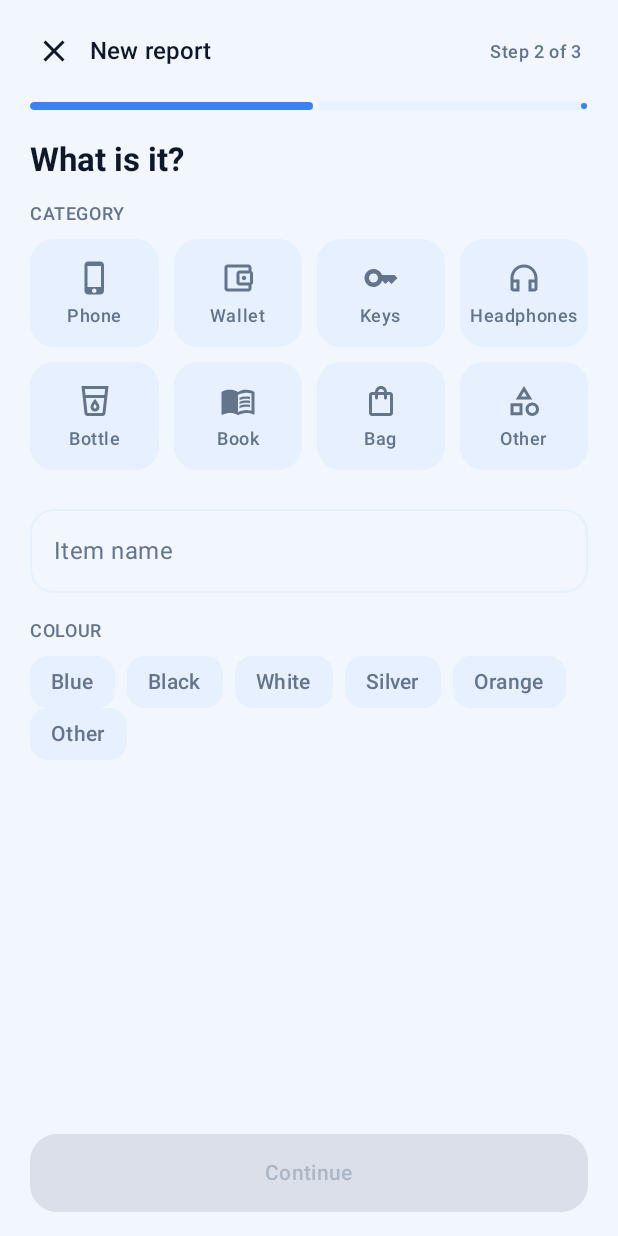
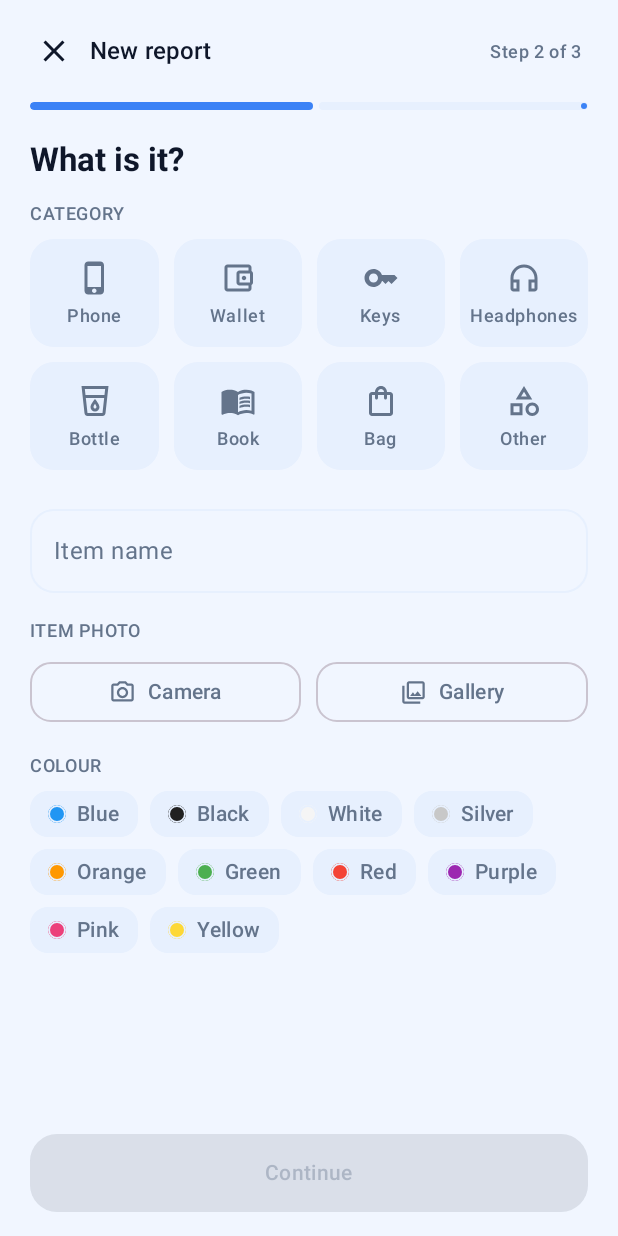
Before and after one commit to android-app-development-course/2026-Autumn-Aberdeen-1-ReFind, an Android app built with Jetpack Compose: the composable ReportScreen shown on its own in the app's theme, after a tap on "Continue", on a phone screen of 412 x 824 dp. Run offline under Robolectric (Android 15) with nearby library versions, the phone set to English and light mode, and no system bars; 3 other taps on this screen came first.

Commit message:
feat(app): item photo attachment (camera + gallery)
Photo-first reporting needs a photo, so the report wizard's item step
gains an ITEM PHOTO section: camera capture through FileProvider or the
system photo picker (neither needs storage permissions), a removable
16:10 preview, and URI-backed bitmaps loaded off-thread with a downsample.
Reports carry the uri through ItemReport, and feed/detail tiles prefer
the real photo over the category tile when one is attached.

```diff
--- a/app/src/main/java/com/refind/app/data/MockData.kt
+++ b/app/src/main/java/com/refind/app/data/MockData.kt
@@ -31,6 +31,7 @@ data class ItemReport(
     val status: ItemStatus,
     val colour: String,
     val reward: Int? = null,
+    val photoUri: String? = null,
     val reporter: String,
 )
 
--- /dev/null
+++ b/app/src/main/java/com/refind/app/ui/components/PhotoPicker.kt
@@ -0,0 +1,207 @@
+package com.refind.app.ui.components
+
+import android.graphics.BitmapFactory
+import android.net.Uri
+import androidx.activity.compose.rememberLauncherForActivityResult
+import androidx.activity.result.PickVisualMediaRequest
+import androidx.activity.result.contract.ActivityResultContracts
+import androidx.compose.foundation.Image
+import androidx.compose.foundation.background
+import androidx.compose.foundation.clickable
+import androidx.compose.foundation.layout.Arrangement
+import androidx.compose.foundation.layout.Box
+import androidx.compose.foundation.layout.Column
+import androidx.compose.foundation.layout.Row
+import androidx.compose.foundation.layout.Spacer
+import androidx.compose.foundation.layout.aspectRatio
+import androidx.compose.foundation.layout.fillMaxSize
+import androidx.compose.foundation.layout.fillMaxWidth
+import androidx.compose.foundation.layout.height
+import androidx.compose.foundation.layout.padding
+import androidx.compose.foundation.layout.size
+import androidx.compose.foundation.layout.width
+import androidx.compose.foundation.shape.CircleShape
+import androidx.compose.foundation.shape.RoundedCornerShape
+import androidx.compose.material.icons.Icons
+import androidx.compose.material.icons.outlined.Close
+import androidx.compose.material.icons.outlined.PhotoCamera
+import androidx.compose.material.icons.outlined.PhotoLibrary
+import androidx.compose.material3.Icon
+import androidx.compose.material3.MaterialTheme
+import androidx.compose.material3.OutlinedButton
+import androidx.compose.material3.Text
+import androidx.compose.runtime.Composable
+import androidx.compose.runtime.LaunchedEffect
+import androidx.compose.runtime.getValue
+import androidx.compose.runtime.mutableStateOf
+import androidx.compose.runtime.remember
+import androidx.compose.runtime.setValue
+import androidx.compose.ui.Alignment
+import androidx.compose.ui.Modifier
+import androidx.compose.ui.draw.clip
+import androidx.compose.ui.graphics.Color
+import androidx.compose.ui.graphics.asImageBitmap
+import androidx.compose.ui.graphics.ImageBitmap
+import androidx.compose.ui.layout.ContentScale
+import androidx.compose.ui.platform.LocalContext
+import androidx.compose.ui.unit.dp
+import androidx.core.content.FileProvider
+import kotlinx.coroutines.Dispatchers
+import kotlinx.coroutines.withContext
+import java.io.File
+
+/**
+ * Loads a content:// uri off the main thread with a coarse downsample so a
+ * full camera photo doesn't stall composition. Prototype-grade: one frame,
+ * no caching beyond Compose's remember.
+ */
+@Composable
+fun rememberUriImage(uri: String?): ImageBitmap? {
+    val context = LocalContext.current
+    var bitmap by remember(uri) { mutableStateOf<ImageBitmap?>(null) }
+    LaunchedEffect(uri) {
+        val value = uri ?: return@LaunchedEffect
+        bitmap = withContext(Dispatchers.IO) {
+            runCatching {
+                val resolver = context.contentResolver
+                // First pass: measure the image.
+                val bounds = BitmapFactory.Options().apply { inJustDecodeBounds = true }
+                resolver.openInputStream(android.net.Uri.parse(value))?.use {
+                    BitmapFactory.decodeStream(it, null, bounds)
+                }
+                // Second pass: decode with a downsample.
+                val opts = BitmapFactory.Options().apply { inSampleSize = 2 }
+                resolver.openInputStream(android.net.Uri.parse(value))?.use {
+                    BitmapFactory.decodeStream(it, null, opts)?.asImageBitmap()
+                }
+            }.getOrNull()
+        }
+    }
+    return bitmap
+}
+
+/**
+ * One-photo attachment area for a report: camera capture (through
+ * FileProvider) or the system photo picker — neither needs storage
+ * permissions. Shows a removable preview once a photo is attached.
+ */
+@Composable
+fun ItemPhotoPicker(
+    photoUri: String?,
+    onPhotoChanged: (String?) -> Unit,
+    modifier: Modifier = Modifier,
+) {
+    val context = LocalContext.current
+    var pendingCameraUri by remember { mutableStateOf<Uri?>(null) }
+
+    val galleryLauncher = rememberLauncherForActivityResult(
+        ActivityResultContracts.PickVisualMedia(),
+    ) { uri ->
+        if (uri != null) {
+            onPhotoChanged(uri.toString())
+        }
+    }
+    val cameraLauncher = rememberLauncherForActivityResult(
+        ActivityResultContracts.TakePicture(),
+    ) { success ->
+        val saved = pendingCameraUri
+        if (success && saved != null) {
+            onPhotoChanged(saved.toString())
+        }
+    }
+
+    Column(modifier = modifier.fillMaxWidth()) {
+        if (photoUri == null) {
+            Row(horizontalArrangement = Arrangement.spacedBy(10.dp)) {
+                OutlinedButton(
+                    onClick = {
+                        val dir = File(context.cacheDir, "images").apply { mkdirs() }
+                        val file = File(dir, "report_${System.currentTimeMillis()}.jpg")
+                        val uri = FileProvider.getUriForFile(
+                            context,
+                            "${context.packageName}.fileprovider",
+                            file,
+                        )
+                        pendingCameraUri = uri
+                        cameraLauncher.launch(uri)
+                    },
+                    modifier = Modifier.weight(1f),
+                    shape = RoundedCornerShape(14.dp),
+                ) {
+                    Icon(
+                        Icons.Outlined.PhotoCamera,
+                        contentDescription = null,
+                        modifier = Modifier.size(18.dp),
+                    )
+                    Spacer(Modifier.width(8.dp))
+                    Text("Camera", style = MaterialTheme.typography.labelLarge)
+                }
+                OutlinedButton(
+                    onClick = {
+                        galleryLauncher.launch(
+                            PickVisualMediaRequest(
+                                ActivityResultContracts.PickVisualMedia.ImageOnly,
+                            ),
+                        )
+                    },
+                    modifier = Modifier.weight(1f),
+                    shape = RoundedCornerShape(14.dp),
+                ) {
+                    Icon(
+                        Icons.Outlined.PhotoLibrary,
+                        contentDescription = null,
+                        modifier = Modifier.size(18.dp),
+                    )
+                    Spacer(Modifier.width(8.dp))
+                    Text("Gallery", style = MaterialTheme.typography.labelLarge)
+                }
+            }
+        } else {
+            Box(
+                modifier = Modifier
+                    .fillMaxWidth()
+                    .aspectRatio(16f / 10f)
+                    .clip(RoundedCornerShape(18.dp)),
+            ) {
+                val attached = rememberUriImage(photoUri)
+                attached?.let {
+                    Image(
+                        bitmap = it,
+                        contentDescription = "Item photo",
+                        contentScale = ContentScale.Crop,
+                        modifier = Modifier.fillMaxSize(),
+                    )
+                }
+                Row(
+                    modifier = Modifier
+                        .align(Alignment.TopEnd)
+                        .padding(10.dp)
+                        .clip(CircleShape)
+                        .background(Color.Black.copy(alpha = 0.55f))
+                        .clickable { onPhotoChanged(null) }
+                        .padding(horizontal = 10.dp, vertical = 6.dp),
+                    verticalAlignment = Alignment.CenterVertically,
+                ) {
+                    Icon(
+                        Icons.Outlined.Close,
+                        contentDescription = null,
+                        tint = Color.White,
+                        modifier = Modifier.size(14.dp),
+                    )
+                    Spacer(Modifier.width(4.dp))
+                    Text(
+                        "Remove",
+                        style = MaterialTheme.typography.labelSmall,
+                        color = Color.White,
+                    )
+                }
+            }
+            Text(
+                text = "One photo per report. Tap Remove to replace it.",
+                style = MaterialTheme.typography.labelSmall,
+                color = MaterialTheme.colorScheme.onSurfaceVariant,
+                modifier = Modifier.padding(top = 6.dp),
+            )
+        }
+    }
+}
--- a/app/src/main/java/com/refind/app/ui/screens/ReportScreen.kt
+++ b/app/src/main/java/com/refind/app/ui/screens/ReportScreen.kt
@@ -14,6 +14,7 @@ import androidx.compose.animation.slideOutHorizontally
 import androidx.compose.animation.togetherWith
 import androidx.compose.foundation.BorderStroke
 import androidx.compose.foundation.background
+import androidx.compose.foundation.border
 import androidx.compose.foundation.clickable
 import androidx.compose.foundation.interaction.MutableInteractionSource
 import androidx.compose.foundation.layout.Arrangement
@@ -28,6 +29,7 @@ import androidx.compose.foundation.layout.fillMaxWidth
 import androidx.compose.foundation.layout.height
 import androidx.compose.foundation.layout.padding
 import androidx.compose.foundation.layout.size
+import androidx.compose.foundation.layout.statusBarsPadding
 import androidx.compose.foundation.layout.width
 import androidx.compose.foundation.rememberScrollState
 import androidx.compose.foundation.shape.CircleShape
@@ -59,16 +61,30 @@ import androidx.compose.ui.Alignment
 import androidx.compose.ui.Modifier
 import androidx.compose.ui.draw.clip
 import androidx.compose.ui.graphics.graphicsLayer
+import androidx.compose.ui.graphics.luminance
 import androidx.compose.ui.text.style.TextAlign
 import androidx.compose.ui.unit.dp
 import com.refind.app.data.Category
 import com.refind.app.data.DemoData
 import com.refind.app.data.ItemReport
 import com.refind.app.data.ItemStatus
+import com.refind.app.ui.components.ItemPhotoPicker
 import com.refind.app.ui.components.categoryIcon
 import com.refind.app.ui.components.pressScale
 
-private val COLOURS = listOf("Blue", "Black", "White", "Silver", "Orange", "Other")
+/** Name -> real swatch colour, so chips can show what they stand for. */
+private val COLOURS = listOf(
+    "Blue" to androidx.compose.ui.graphics.Color(0xFF2196F3),
+    "Black" to androidx.compose.ui.graphics.Color(0xFF212121),
+    "White" to androidx.compose.ui.graphics.Color(0xFFF5F5F5),
+    "Silver" to androidx.compose.ui.graphics.Color(0xFFC8C8C8),
+    "Orange" to androidx.compose.ui.graphics.Color(0xFFFF9800),
+    "Green" to androidx.compose.ui.graphics.Color(0xFF4CAF50),
+    "Red" to androidx.compose.ui.graphics.Color(0xFFF44336),
+    "Purple" to androidx.compose.ui.graphics.Color(0xFF9C27B0),
+    "Pink" to androidx.compose.ui.graphics.Color(0xFFEC407A),
+    "Yellow" to androidx.compose.ui.graphics.Color(0xFFFDD835),
+)
 private val TIMES = listOf("Just now", "1h ago", "Yesterday", "2 days ago")
 private val REWARDS = listOf(null, 5, 20)
 
@@ -88,6 +104,7 @@ fun ReportScreen(
     var category by remember { mutableStateOf<Category?>(null) }
     var title by rememberSaveable { mutableStateOf("") }
     var colour by rememberSaveable { mutableStateOf("") }
+    var photo by rememberSaveable { mutableStateOf<String?>(null) }
     var location by rememberSaveable { mutableStateOf("Main Library, 2F") }
     var timeAgo by rememberSaveable { mutableStateOf("Just now") }
     var reward by remember { mutableStateOf<Int?>(null) }
@@ -103,6 +120,7 @@ fun ReportScreen(
         Row(
             modifier = Modifier
                 .fillMaxWidth()
+                .statusBarsPadding()
                 .padding(horizontal = 12.dp, vertical = 10.dp),
             verticalAlignment = Alignment.CenterVertically,
         ) {
@@ -170,6 +188,8 @@ fun ReportScreen(
                         onTitle = { title = it },
                         colour = colour,
                         onColour = { colour = it },
+                        photoUri = photo,
+                        onPhoto = { photo = it },
                     )
 
                     2 -> WhereWhenStep(
@@ -214,6 +234,7 @@ fun ReportScreen(
                                 colour = colour,
                                 reward = reward,
                                 reporter = DemoData.USER_NAME,
+                                photoUri = photo,
                             ),
                         )
                     }
@@ -341,6 +362,8 @@ private fun ItemStep(
     onTitle: (String) -> Unit,
     colour: String,
     onColour: (String) -> Unit,
+    photoUri: String?,
+    onPhoto: (String?) -> Unit,
 ) {
     Text(
         text = "What is it?",
@@ -418,35 +441,69 @@ private fun ItemStep(
 
     Spacer(Modifier.height(18.dp))
     Text(
+        text = "ITEM PHOTO",
+        style = MaterialTheme.typography.labelMedium,
+        color = MaterialTheme.colorScheme.onSurfaceVariant,
+    )
+    Spacer(Modifier.height(10.dp))
+    ItemPhotoPicker(
+        photoUri = photoUri,
+        onPhotoChanged = onPhoto,
+    )
+
+    Spacer(Modifier.height(18.dp))
+    Text(
         text = "COLOUR",
         style = MaterialTheme.typography.labelMedium,
         color = MaterialTheme.colorScheme.onSurfaceVariant,
     )
     Spacer(Modifier.height(10.dp))
-    FlowRow(horizontalArrangement = Arrangement.spacedBy(8.dp)) {
-        COLOURS.forEach { c ->
-            val isSelected = colour == c
-            Box(
+    FlowRow(
+        horizontalArrangement = Arrangement.spacedBy(8.dp),
+        verticalArrangement = Arrangement.spacedBy(8.dp),
+    ) {
+        COLOURS.forEach { (name, swatch) ->
+            val isSelected = colour == name
+            // Selected chips take on the colour they represent; label and
+            // dot contrast flip based on the swatch's luminance.
+            val chipBg = if (isSelected) {
+                swatch
+            } else {
+                MaterialTheme.colorScheme.surfaceVariant
+            }
+            val textColor = if (isSelected) {
+                if (swatch.luminance() > 0.5f) {
+                    androidx.compose.ui.graphics.Color.Black
+                } else {
+                    androidx.compose.ui.graphics.Color.White
+                }
+            } else {
+                MaterialTheme.colorScheme.onSurfaceVariant
+            }
+            Row(
                 modifier = Modifier
                     .clip(RoundedCornerShape(12.dp))
-                    .background(
-                        if (isSelected) {
-                            MaterialTheme.colorScheme.primaryContainer
-                        } else {
-                            MaterialTheme.colorScheme.surfaceVariant
-                        },
-                    )
-                    .clickable { onColour(c) }
-                    .padding(horizontal = 14.dp, vertical = 9.dp),
+                    .background(chipBg)
+                    .clickable { onColour(name) }
+                    .padding(horizontal = 12.dp, vertical = 7.dp),
+                verticalAlignment = Alignment.CenterVertically,
             ) {
+                Box(
+                    modifier = Modifier
+                        .size(12.dp)
+                        .clip(androidx.compose.foundation.shape.CircleShape)
+                        .background(swatch)
+                        .border(
+                            width = 1.dp,
+                            color = MaterialTheme.colorScheme.surfaceVariant,
+                            shape = androidx.compose.foundation.shape.CircleShape,
+                        ),
+                )
+                Spacer(Modifier.width(7.dp))
                 Text(
-                    text = c,
+                    text = name,
                     style = MaterialTheme.typography.labelLarge,
-                    color = if (isSelected) {
-                        MaterialTheme.colorScheme.onPrimaryContainer
-                    } else {
-                        MaterialTheme.colorScheme.onSurfaceVariant
-                    },
+                    color = textColor,
                 )
             }
         }
@@ -493,7 +550,10 @@ private fun WhereWhenStep(
         color = MaterialTheme.colorScheme.onSurfaceVariant,
     )
     Spacer(Modifier.height(10.dp))
-    FlowRow(horizontalArrangement = Arrangement.spacedBy(8.dp)) {
+    FlowRow(
+        horizontalArrangement = Arrangement.spacedBy(8.dp),
+        verticalArrangement = Arrangement.spacedBy(8.dp),
+    ) {
         TIMES.forEach { t ->
             val isSelected = timeAgo == t
             Box(
@@ -528,7 +588,10 @@ private fun WhereWhenStep(
         color = MaterialTheme.colorScheme.onSurfaceVariant,
     )
     Spacer(Modifier.height(10.dp))
-    Row(horizontalArrangement = Arrangement.spacedBy(8.dp)) {
+    Row(
+        horizontalArrangement = Arrangement.spacedBy(8.dp),
+        verticalAlignment = Alignment.CenterVertically,
+    ) {
         REWARDS.forEach { r ->
             val label = r?.let { "$it pts" } ?: "None"
             val isSelected = reward == r
--- /dev/null
+++ b/app/src/main/res/xml/file_paths.xml
@@ -0,0 +1,6 @@
+<?xml version="1.0" encoding="utf-8"?>
+<paths>
+    <cache-path
+        name="camera_images"
+        path="images/" />
+</paths>
```
Also changed, not shown: app/src/main/AndroidManifest.xml (+10 -0 lines), app/src/main/java/com/refind/app/ui/ReFindApp.kt (+14 -4 lines), app/src/main/java/com/refind/app/ui/components/Common.kt (+14 -0 lines).
